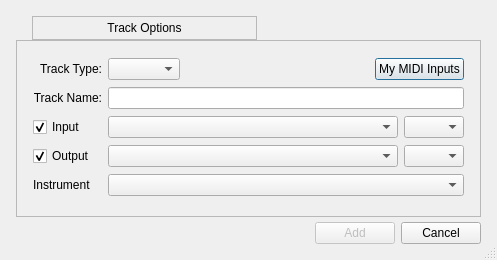
Above: los/widgets/createtrackbase.ui from falkTX/los before the change. Below: the same form after it.
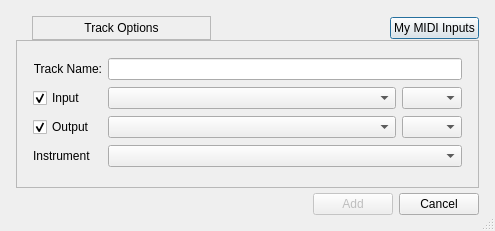
That is the form after the change.

Commit message: Remove wave track (massive cleanup)

Diff of the .ui file:
```diff
--- a/los/widgets/createtrackbase.ui
+++ b/los/widgets/createtrackbase.ui
@@ -9,8 +9,8 @@
    <rect>
     <x>0</x>
     <y>0</y>
-    <width>497</width>
-    <height>260</height>
+    <width>495</width>
+    <height>231</height>
    </rect>
   </property>
   <property name="windowTitle">
@@ -106,6 +106,13 @@
        </property>
       </spacer>
      </item>
+     <item>
+      <widget class="QPushButton" name="btnMyInput">
+       <property name="text">
+        <string>My MIDI Inputs</string>
+       </property>
+      </widget>
+     </item>
     </layout>
    </item>
    <item>
@@ -120,7 +127,72 @@
       <property name="margin">
        <number>16</number>
       </property>
-      <item row="3" column="0">
+      <item row="4" column="1">
+       <widget class="QComboBox" name="cmbInstrument">
+        <property name="sizePolicy">
+         <sizepolicy hsizetype="Expanding" vsizetype="Fixed">
+          <horstretch>0</horstretch>
+          <verstretch>0</verstretch>
+         </sizepolicy>
+        </property>
+        <property name="insertPolicy">
+         <enum>QComboBox::InsertAlphabetically</enum>
+        </property>
+       </widget>
+      </item>
+      <item row="0" column="0">
+       <widget class="QLabel" name="lblName">
+        <property name="sizePolicy">
+         <sizepolicy hsizetype="Preferred" vsizetype="Preferred">
+          <horstretch>0</horstretch>
+          <verstretch>0</verstretch>
+         </sizepolicy>
+        </property>
+        <property name="minimumSize">
+         <size>
+          <width>0</width>
+          <height>0</height>
+         </size>
+        </property>
+        <property name="text">
+         <string>Track Name:</string>
+        </property>
+        <property name="alignment">
+         <set>Qt::AlignRight|Qt::AlignTrailing|Qt::AlignVCenter</set>
+        </property>
+       </widget>
+      </item>
+      <item row="3" column="1">
+       <layout class="QHBoxLayout" name="horizontalLayout_4">
+        <item>
+         <widget class="QComboBox" name="cmbOutput">
+          <property name="sizePolicy">
+           <sizepolicy hsizetype="Expanding" vsizetype="Fixed">
+            <horstretch>0</horstretch>
+            <verstretch>0</verstretch>
+           </sizepolicy>
+          </property>
+         </widget>
+        </item>
+        <item>
+         <widget class="QComboBox" name="cmbOutChannel">
+          <property name="sizePolicy">
+           <sizepolicy hsizetype="Fixed" vsizetype="Fixed">
+            <horstretch>0</horstretch>
+            <verstretch>0</verstretch>
+           </sizepolicy>
+          </property>
+          <property name="maximumSize">
+           <size>
+            <width>60</width>
+            <height>16777215</height>
+           </size>
+          </property>
+         </widget>
+        </item>
+       </layout>
+      </item>
+      <item row="2" column="0">
        <widget class="QCheckBox" name="chkInput">
         <property name="toolTip">
          <string>Create Input routing</string>
@@ -133,7 +205,7 @@
         </property>
        </widget>
       </item>
-      <item row="4" column="0">
+      <item row="3" column="0">
        <widget class="QCheckBox" name="chkOutput">
         <property name="toolTip">
          <string>Create Output routing</string>
@@ -146,110 +218,17 @@
         </property>
        </widget>
       </item>
-      <item row="0" column="1">
-       <layout class="QHBoxLayout" name="horizontalLayout">
-        <property name="leftMargin">
-         <number>0</number>
-        </property>
-        <item>
-         <widget class="QComboBox" name="cmbType">
-          <property name="sizePolicy">
-           <sizepolicy hsizetype="Fixed" vsizetype="Fixed">
-            <horstretch>0</horstretch>
-            <verstretch>0</verstretch>
-           </sizepolicy>
-          </property>
-          <property name="sizeAdjustPolicy">
-           <enum>QComboBox::AdjustToContents</enum>
-          </property>
-         </widget>
-        </item>
-        <item>
-         <spacer name="horizontalSpacer_2">
-          <property name="orientation">
-           <enum>Qt::Horizontal</enum>
-          </property>
-          <property name="sizeHint" stdset="0">
-           <size>
-            <width>40</width>
-            <height>20</height>
-           </size>
-          </property>
-         </spacer>
-        </item>
-        <item>
-         <widget class="QPushButton" name="btnMyInput">
-          <property name="text">
-           <string>My MIDI Inputs</string>
-          </property>
-         </widget>
-        </item>
-       </layout>
-      </item>
-      <item row="0" column="0">
-       <widget class="QLabel" name="label">
-        <property name="text">
-         <string>Track Type:</string>
-        </property>
-        <property name="alignment">
-         <set>Qt::AlignRight|Qt::AlignTrailing|Qt::AlignVCenter</set>
-        </property>
-       </widget>
-      </item>
-      <item row="1" column="1">
-       <widget class="QLineEdit" name="txtName"/>
-      </item>
-      <item row="4" column="1">
-       <layout class="QHBoxLayout" name="horizontalLayout_4">
-        <item>
-         <widget class="QComboBox" name="cmbOutput">
-          <property name="sizePolicy">
-           <sizepolicy hsizetype="Expanding" vsizetype="Fixed">
-            <horstretch>0</horstretch>
-            <verstretch>0</verstretch>
-           </sizepolicy>
-          </property>
-         </widget>
-        </item>
-        <item>
-         <widget class="QComboBox" name="cmbOutChannel">
-          <property name="sizePolicy">
-           <sizepolicy hsizetype="Fixed" vsizetype="Fixed">
-            <horstretch>0</horstretch>
-            <verstretch>0</verstretch>
-           </sizepolicy>
-          </property>
-          <property name="maximumSize">
-           <size>
-            <width>60</width>
-            <height>16777215</height>
-           </size>
-          </property>
-         </widget>
-        </item>
-       </layout>
-      </item>
-      <item row="5" column="1">
-       <widget class="QComboBox" name="cmbInstrument">
-        <property name="sizePolicy">
-         <sizepolicy hsizetype="Expanding" vsizetype="Fixed">
-          <horstretch>0</horstretch>
-          <verstretch>0</verstretch>
-         </sizepolicy>
-        </property>
-        <property name="insertPolicy">
-         <enum>QComboBox::InsertAlphabetically</enum>
-        </property>
-       </widget>
-      </item>
-      <item row="5" column="0">
+      <item row="4" column="0">
        <widget class="QLabel" name="lblInstrument">
         <property name="text">
          <string>Instrument</string>
         </property>
        </widget>
       </item>
-      <item row="3" column="1">
+      <item row="0" column="1">
+       <widget class="QLineEdit" name="txtName"/>
+      </item>
+      <item row="2" column="1">
        <layout class="QHBoxLayout" name="horizontalLayout_3">
         <item>
          <widget class="QComboBox" name="cmbInput">
@@ -282,28 +261,6 @@
         </item>
        </layout>
       </item>
-      <item row="1" column="0">
-       <widget class="QLabel" name="lblName">
-        <property name="sizePolicy">
-         <sizepolicy hsizetype="Preferred" vsizetype="Preferred">
-          <horstretch>0</horstretch>
-          <verstretch>0</verstretch>
-         </sizepolicy>
-        </property>
-        <property name="minimumSize">
-         <size>
-          <width>0</width>
-          <height>0</height>
-         </size>
-        </property>
-        <property name="text">
-         <string>Track Name:</string>
-        </property>
-        <property name="alignment">
-         <set>Qt::AlignRight|Qt::AlignTrailing|Qt::AlignVCenter</set>
-        </property>
-       </widget>
-      </item>
      </layout>
     </widget>
    </item>
```
The commit also changes 95 other files.
